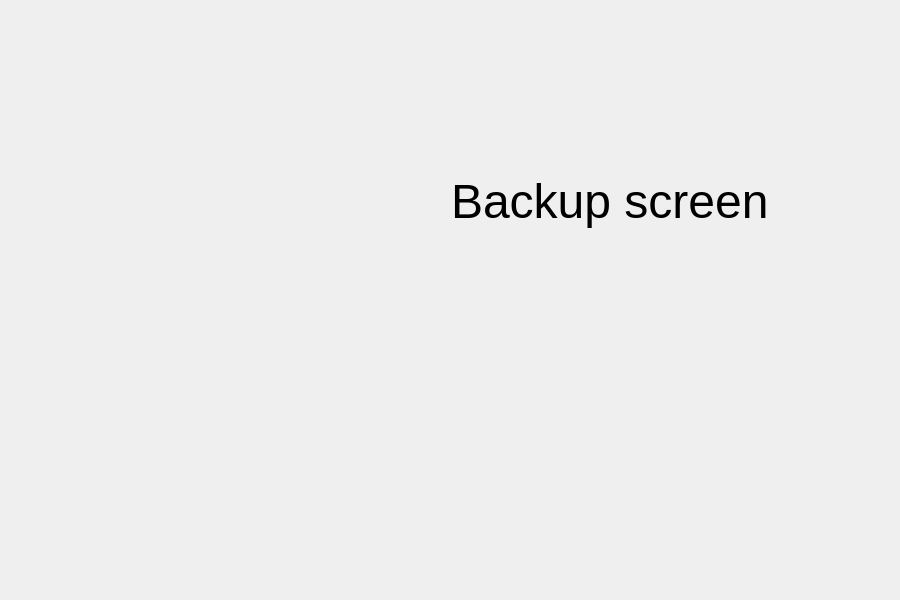
Marchell0o0/Backie, file backupscreen.ui: the form before one commit.
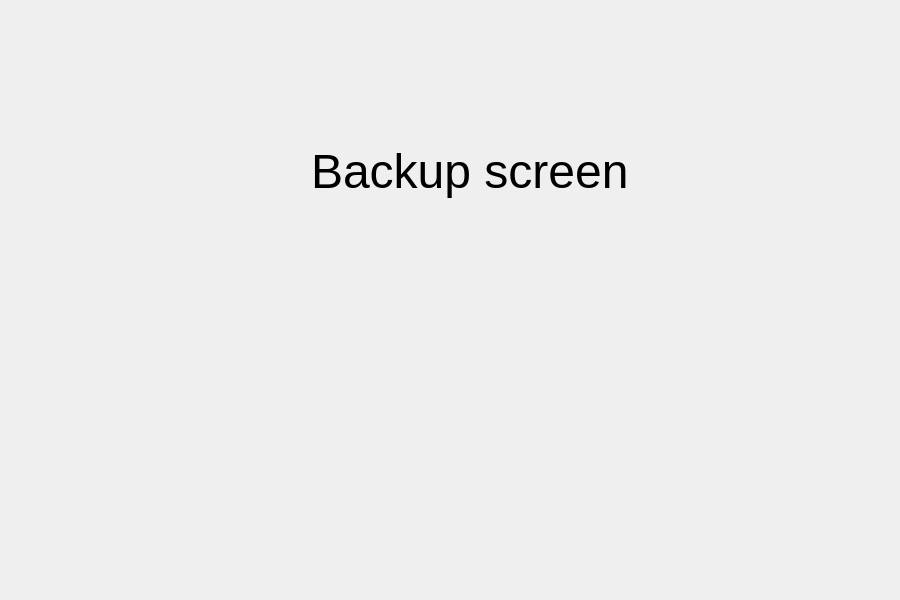
The form after the commit.

The edit to the form file:
```diff
--- a/backupscreen.ui
+++ b/backupscreen.ui
@@ -19,8 +19,8 @@
      <widget class="QLabel" name="label">
       <property name="geometry">
        <rect>
-        <x>440</x>
-        <y>160</y>
+        <x>300</x>
+        <y>130</y>
         <width>381</width>
         <height>61</height>
        </rect>
```
